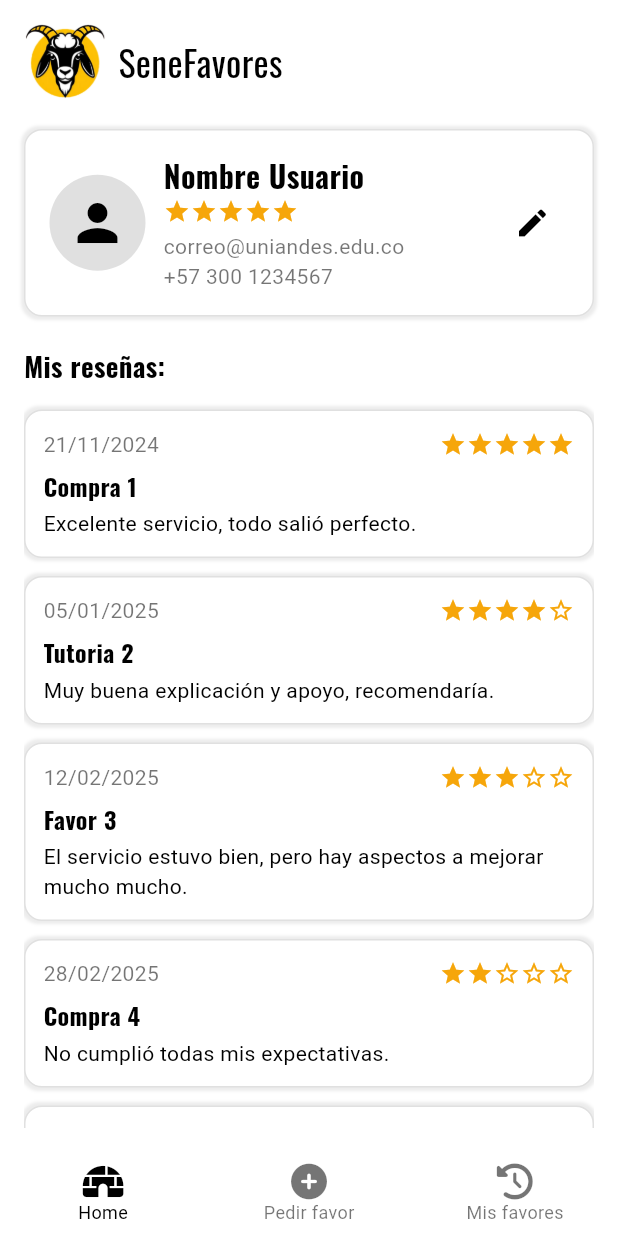
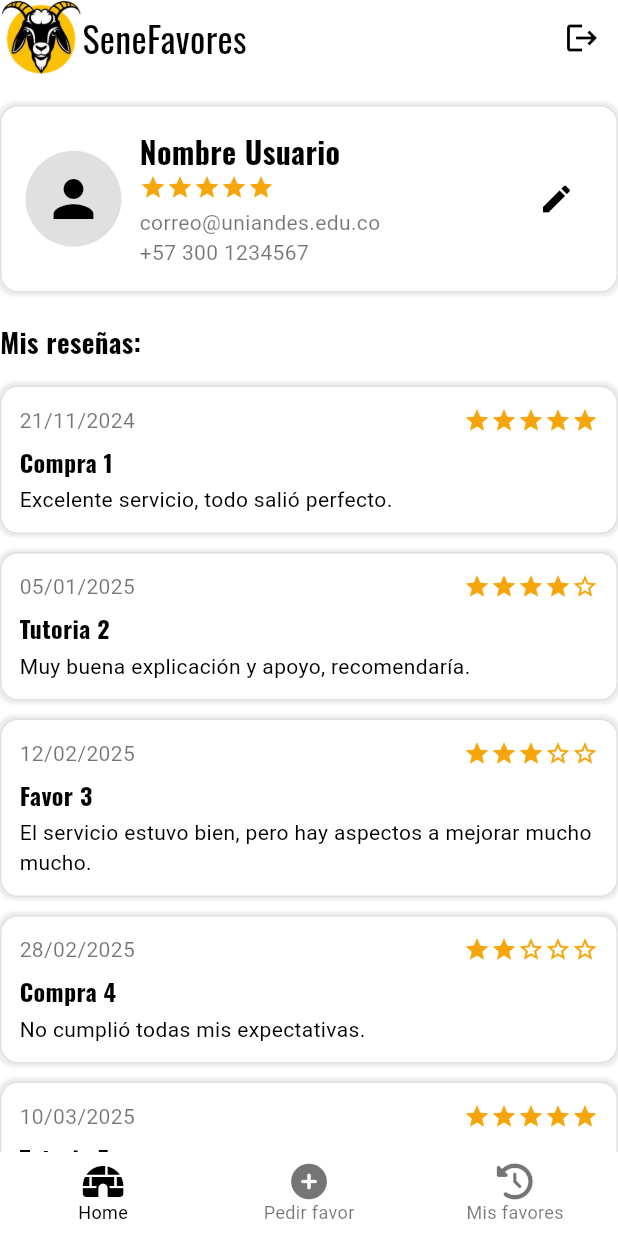
Before and after one commit to despinosaa/Mobile-App-Development_G31, a Flutter app: the NavigationScreen screen opened directly, after a tap on an icon or button, on a phone screen of 412 x 824 dp. Run offline on Flutter 3.47's test engine with Material 3 defaults, Android fonts, the phone set to English and light mode, and no system bars; our stand-ins replace flutter_hooks, font_awesome_flutter, google_fonts, hooks_riverpod, supabase_flutter; accounts and stored records are empty.

Commit message:
logout at profile screen

```diff
--- /dev/null
+++ b/flutter-app/senefavores/lib/views/components/senefavores_image_and_title.dart
@@ -0,0 +1,23 @@
+import 'package:flutter/material.dart';
+import 'package:google_fonts/google_fonts.dart';
+
+class SenefavoresImageAndTitle extends StatelessWidget {
+  const SenefavoresImageAndTitle({super.key});
+
+  @override
+  Widget build(BuildContext context) {
+    return Row(
+      mainAxisSize: MainAxisSize.min,
+      children: [
+        Image.asset(
+          'assets/images/senefavores_logo.png',
+          height: 50,
+        ),
+        Text(
+          "SeneFavores",
+          style: GoogleFonts.oswald(fontSize: 24),
+        ),
+      ],
+    );
+  }
+}
--- a/flutter-app/senefavores/lib/views/home/home_screen.dart
+++ b/flutter-app/senefavores/lib/views/home/home_screen.dart
@@ -1,15 +1,12 @@
 import 'package:flutter/material.dart';
 import 'package:font_awesome_flutter/font_awesome_flutter.dart';
-import 'package:google_fonts/google_fonts.dart';
 import 'package:hooks_riverpod/hooks_riverpod.dart';
-import 'package:senefavores/state/auth/provider/auth_state_notifier_provider.dart';
 import 'package:senefavores/state/favors/providers/favors_provider.dart';
 import 'package:senefavores/state/home/models/filter_button_category.dart';
 import 'package:senefavores/state/home/models/filter_button_sort.dart';
 import 'package:senefavores/state/home/providers/selected_sort_filter_button_provider.dart';
-import 'package:senefavores/state/snackbar/providers/snackbar_notification_provider.dart';
-import 'package:senefavores/state/snackbar/providers/snackbar_provider.dart';
 import 'package:senefavores/state/user/providers/user_provider.dart';
+import 'package:senefavores/views/components/senefavores_image_and_title.dart';
 import 'package:senefavores/views/home/components/category_filter_button.dart';
 import 'package:senefavores/views/home/components/favor_card.dart';
 import 'package:senefavores/core/constant.dart';
@@ -28,61 +25,50 @@ class _HomeScreenState extends ConsumerState<HomeScreen> {
     final favors = ref.watch(favorsStreamProvider);
     final filter = ref.watch(selectedSortFilterButtonProvider);
 
-    return Column(
+    return SafeArea(
+      child: Column(
         children: [
           Row(
             mainAxisSize: MainAxisSize.max,
             mainAxisAlignment: MainAxisAlignment.spaceBetween,
             children: [
-            // Top row (logo, user icon)
+              SenefavoresImageAndTitle(),
+              IconButton(
+                onPressed: () {
+                  Navigator.push(
+                    context,
+                    MaterialPageRoute(builder: (context) => ProfileScreen()),
+                  );
+                },
+                icon: FaIcon(FontAwesomeIcons.circleUser),
+              ),
+              // Filter row
+            ],
+          ),
           Row(
             mainAxisSize: MainAxisSize.max,
             mainAxisAlignment: MainAxisAlignment.spaceBetween,
             children: [
               Row(
-                  mainAxisSize: MainAxisSize.min,
                 children: [
-                    Image.asset(
-                      'assets/images/senefavores_logo.png',
-                      height: 50,
-                    ),
-                    Text(
-                      "Senefavores",
-                      style: GoogleFonts.oswald(fontSize: 24),
+                  IconButton(
+                      onPressed: () {}, icon: FaIcon(FontAwesomeIcons.filter)),
+                  IconButton(
+                    onPressed: () {
+                      ref
+                          .read(selectedSortFilterButtonProvider.notifier)
+                          .toggle();
+                    },
+                    icon: filter == FilterButtonSort.desc
+                        ? FaIcon(FontAwesomeIcons.arrowDownWideShort)
+                        : FaIcon(FontAwesomeIcons.arrowUpWideShort),
                   ),
                 ],
               ),
               Row(
-                  mainAxisSize: MainAxisSize.min,
-                  children: [
-                    IconButton(
-                      onPressed: () {
-                        Navigator.push(
-                          context,
-                          MaterialPageRoute(
-                              builder: (context) => ProfileScreen()),
-                        );
-                      },
-                      icon: FaIcon(FontAwesomeIcons.circleUser),
-                    ),
-                  ],
-                ),
-              ],
-            ),
-            // Filter row
-            Row(
                 mainAxisSize: MainAxisSize.max,
                 mainAxisAlignment: MainAxisAlignment.spaceBetween,
                 children: [
-                IconButton(
-                  onPressed: () {
-                    ref.read(authStateProvider.notifier).signOut();
-                    ref
-                        .read(snackbarProvider)
-                        .showSnackbar("✅ Logged out successfully");
-                  },
-                  icon: FaIcon(FontAwesomeIcons.circleUser),
-                ),
                   Row(
                     children: [
                       CategoryFilterButton(
@@ -105,28 +91,6 @@ class _HomeScreenState extends ConsumerState<HomeScreen> {
                       ),
                     ],
                   )
-              ],
-            ),
-          ],
-        ),
-        Row(
-          mainAxisSize: MainAxisSize.max,
-          mainAxisAlignment: MainAxisAlignment.spaceBetween,
-          children: [
-            Row(
-              children: [
-                IconButton(
-                    onPressed: () {}, icon: FaIcon(FontAwesomeIcons.filter)),
-                IconButton(
-                  onPressed: () {
-                    ref
-                        .read(selectedSortFilterButtonProvider.notifier)
-                        .toggle();
-                  },
-                  icon: filter == FilterButtonSort.desc
-                      ? FaIcon(FontAwesomeIcons.arrowDownWideShort)
-                      : FaIcon(FontAwesomeIcons.arrowUpWideShort),
-                ),
                 ],
               ),
             ],
@@ -155,7 +119,8 @@ class _HomeScreenState extends ConsumerState<HomeScreen> {
                       ),
                       error: (error, stack) => Padding(
                         padding: const EdgeInsets.symmetric(vertical: 10),
-                      child: Center(child: Text("Error loading user: $error")),
+                        child:
+                            Center(child: Text("Error loading user: $error")),
                       ),
                     );
                   },
@@ -169,6 +134,7 @@ class _HomeScreenState extends ConsumerState<HomeScreen> {
             ),
           ),
         ],
+      ),
     );
   }
 }
--- a/flutter-app/senefavores/lib/views/profile/profile_screen.dart
+++ b/flutter-app/senefavores/lib/views/profile/profile_screen.dart
@@ -1,15 +1,19 @@
 import 'package:flutter/material.dart';
 import 'package:font_awesome_flutter/font_awesome_flutter.dart';
 import 'package:google_fonts/google_fonts.dart';
+import 'package:hooks_riverpod/hooks_riverpod.dart';
 import 'package:senefavores/core/constant.dart';
+import 'package:senefavores/state/auth/provider/auth_state_notifier_provider.dart';
+import 'package:senefavores/state/snackbar/providers/snackbar_provider.dart';
+import 'package:senefavores/views/components/senefavores_image_and_title.dart';
 import 'package:senefavores/views/profile/components/review_card.dart';
 import 'package:senefavores/views/navigation/navigation_screen.dart';
 
-class ProfileScreen extends StatelessWidget {
+class ProfileScreen extends ConsumerWidget {
   const ProfileScreen({super.key});
 
   @override
-  Widget build(BuildContext context) {
+  Widget build(BuildContext context, WidgetRef ref) {
     // Hardcoded list of reviews
     final List<Map<String, dynamic>> reviews = [
       {
@@ -60,26 +64,25 @@ class ProfileScreen extends StatelessWidget {
     return Scaffold(
       // Remove the default AppBar; use a custom header in the body
       body: SafeArea(
-        child: Padding(
-          padding: const EdgeInsets.all(16.0),
         child: Column(
           children: [
-              // Custom header (logo and title, no back arrow)
             Row(
-                mainAxisAlignment: MainAxisAlignment.start,
+              mainAxisAlignment: MainAxisAlignment.spaceBetween,
+              mainAxisSize: MainAxisSize.max,
               children: [
-                  Image.asset(
-                    'assets/images/senefavores_logo.png',
-                    height: 50,
-                  ),
-                  const SizedBox(width: 8),
-                  Text(
-                    "SeneFavores",
-                    style:
-                        GoogleFonts.oswald(fontSize: 24, color: Colors.black),
+                SenefavoresImageAndTitle(),
+                IconButton(
+                  onPressed: () {
+                    ref.read(authStateProvider.notifier).signOut();
+                    ref
+                        .read(snackbarProvider)
+                        .showSnackbar("✅ Logged out successfully");
+                  },
+                  icon: Icon(Icons.logout),
                 ),
               ],
             ),
+
             const SizedBox(height: 20),
             // Profile Information Card
             Container(
@@ -101,8 +104,8 @@ class ProfileScreen extends StatelessWidget {
                   CircleAvatar(
                     radius: 32,
                     backgroundColor: Colors.grey.shade300,
-                      child: const Icon(Icons.person,
-                          size: 40, color: Colors.black),
+                    child:
+                        const Icon(Icons.person, size: 40, color: Colors.black),
                   ),
                   const SizedBox(width: 12),
                   Expanded(
@@ -172,7 +175,6 @@ class ProfileScreen extends StatelessWidget {
           ],
         ),
       ),
-      ),
       // Bottom Navigation Bar (Same as other screens)
       bottomNavigationBar: BottomNavigationBar(
         currentIndex: 0, // Default index (adjust if needed)
```
Lines whose indentation alone changed are shown as unchanged.
